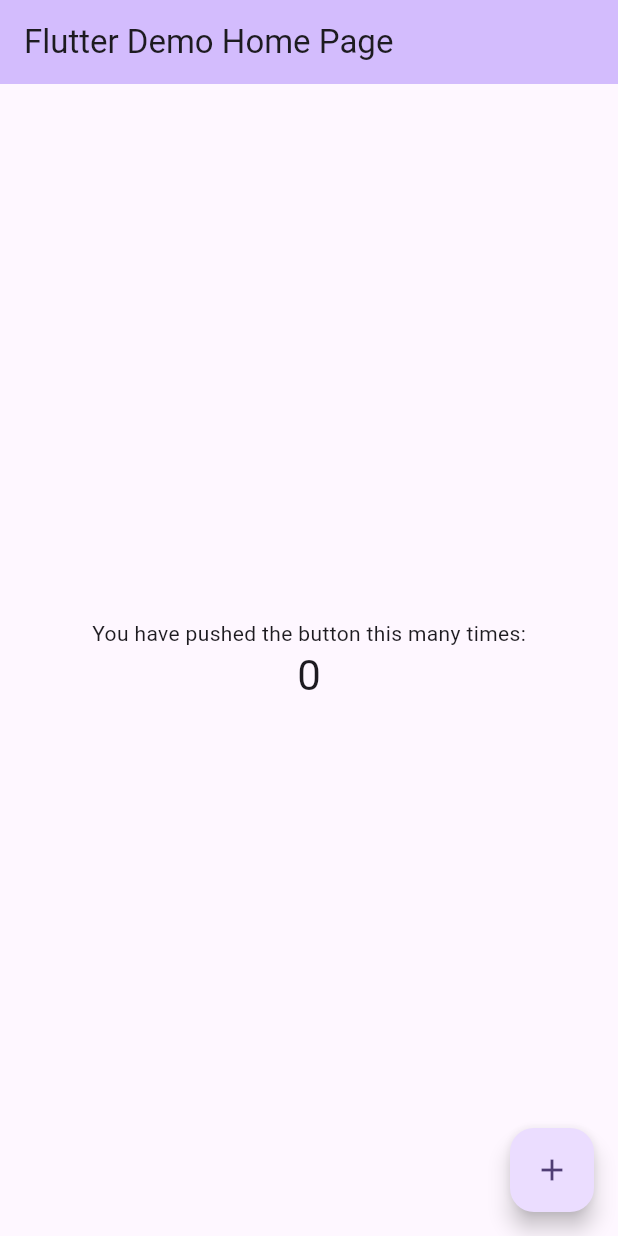
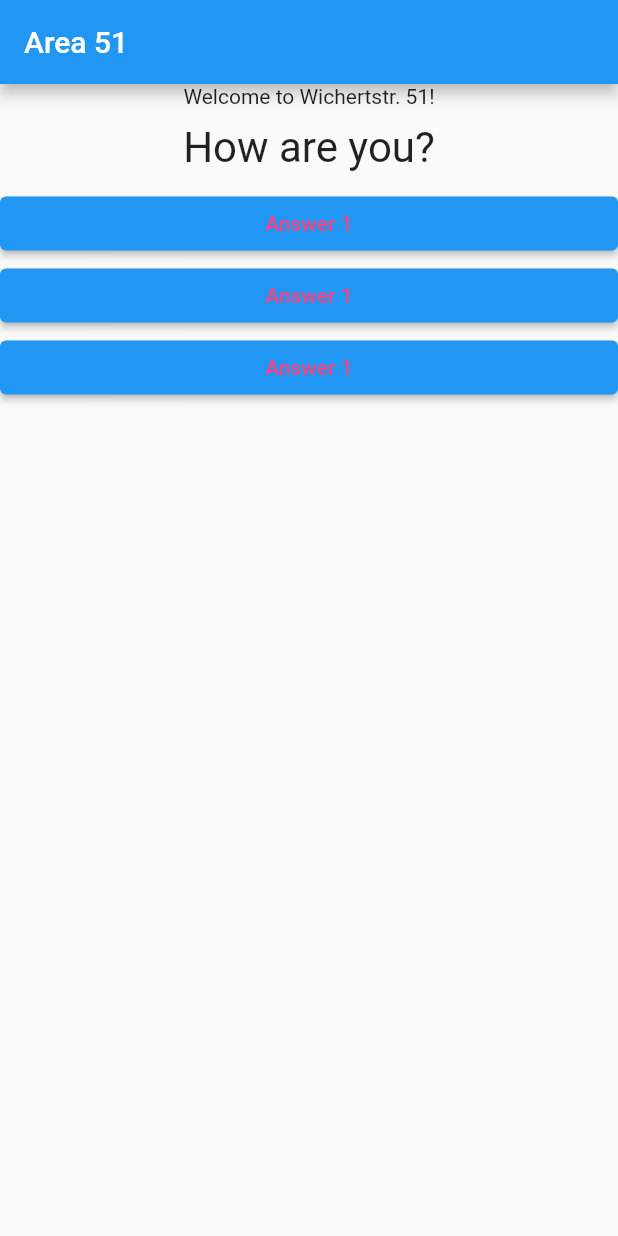
Before and after one commit to grainnemcknight/area_51, a Flutter app: the screen it shows after launch, on a phone screen of 412 x 824 dp. Run offline on Flutter 3.47's test engine with Material 2 defaults, Android fonts, the phone set to English and light mode, and no system bars.

Commit message:
up-to 4.22

```diff
--- /dev/null
+++ b/lib/answer.dart
@@ -0,0 +1,22 @@
+import 'package:flutter/material.dart';
+
+class Answer extends StatelessWidget {
+  final VoidCallback selectHandler;
+
+  Answer(this.selectHandler);
+
+  @override
+  Widget build(BuildContext context) {
+    return Container(
+        width: double.infinity,
+        child: ElevatedButton(
+          style: ButtonStyle(
+              foregroundColor: MaterialStateProperty.all<Color>(Colors.blue)),
+          child: Text("Answer 1",
+              style: TextStyle(
+                color: Colors.pinkAccent,
+              )),
+          onPressed: selectHandler,
+        ));
+  }
+}
--- a/lib/main.dart
+++ b/lib/main.dart
@@ -1,125 +1,47 @@
 import 'package:flutter/material.dart';
 
-void main() {
-  runApp(const MyApp());
-}
+import 'package:area_51/question.dart';
+import 'package:area_51/answer.dart';
 
-class MyApp extends StatelessWidget {
-  const MyApp({super.key});
+// void main() {
+//   runApp(App());
+// }
+void main() => runApp(App());
 
-  // This widget is the root of your application.
+class App extends StatefulWidget {
   @override
-  Widget build(BuildContext context) {
-    return MaterialApp(
-      title: 'Flutter Demo',
-      theme: ThemeData(
-        // This is the theme of your application.
-        //
-        // TRY THIS: Try running your application with "flutter run". You'll see
-        // the application has a blue toolbar. Then, without quitting the app,
-        // try changing the seedColor in the colorScheme below to Colors.green
-        // and then invoke "hot reload" (save your changes or press the "hot
-        // reload" button in a Flutter-supported IDE, or press "r" if you used
-        // the command line to start the app).
-        //
-        // Notice that the counter didn't reset back to zero; the application
-        // state is not lost during the reload. To reset the state, use hot
-        // restart instead.
-        //
-        // This works for code too, not just values: Most code changes can be
-        // tested with just a hot reload.
-        colorScheme: ColorScheme.fromSeed(seedColor: Colors.deepPurple),
-        useMaterial3: true,
-      ),
-      home: const MyHomePage(title: 'Flutter Demo Home Page'),
-    );
+  State<StatefulWidget> createState() {
+    return _AppState();
   }
 }
 
-class MyHomePage extends StatefulWidget {
-  const MyHomePage({super.key, required this.title});
-
-  // This widget is the home page of your application. It is stateful, meaning
-  // that it has a State object (defined below) that contains fields that affect
-  // how it looks.
-
-  // This class is the configuration for the state. It holds the values (in this
-  // case the title) provided by the parent (in this case the App widget) and
-  // used by the build method of the State. Fields in a Widget subclass are
-  // always marked "final".
-
-  final String title;
-
-  @override
-  State<MyHomePage> createState() => _MyHomePageState();
-}
-
-class _MyHomePageState extends State<MyHomePage> {
-  int _counter = 0;
-
-  void _incrementCounter() {
+class _AppState extends State<App> {
+  var _questionIndex = 0;
+  void _answerQuestion() {
     setState(() {
-      // This call to setState tells the Flutter framework that something has
-      // changed in this State, which causes it to rerun the build method below
-      // so that the display can reflect the updated values. If we changed
-      // _counter without calling setState(), then the build method would not be
-      // called again, and so nothing would appear to happen.
-      _counter++;
+      _questionIndex = _questionIndex + 1;
     });
+    print("Glad to hear!");
   }
 
   @override
   Widget build(BuildContext context) {
-    // This method is rerun every time setState is called, for instance as done
-    // by the _incrementCounter method above.
-    //
-    // The Flutter framework has been optimized to make rerunning build methods
-    // fast, so that you can just rebuild anything that needs updating rather
-    // than having to individually change instances of widgets.
-    return Scaffold(
-      appBar: AppBar(
-        // TRY THIS: Try changing the color here to a specific color (to
-        // Colors.amber, perhaps?) and trigger a hot reload to see the AppBar
-        // change color while the other colors stay the same.
-        backgroundColor: Theme.of(context).colorScheme.inversePrimary,
-        // Here we take the value from the MyHomePage object that was created by
-        // the App.build method, and use it to set our appbar title.
-        title: Text(widget.title),
-      ),
-      body: Center(
-        // Center is a layout widget. It takes a single child and positions it
-        // in the middle of the parent.
-        child: Column(
-          // Column is also a layout widget. It takes a list of children and
-          // arranges them vertically. By default, it sizes itself to fit its
-          // children horizontally, and tries to be as tall as its parent.
-          //
-          // Column has various properties to control how it sizes itself and
-          // how it positions its children. Here we use mainAxisAlignment to
-          // center the children vertically; the main axis here is the vertical
-          // axis because Columns are vertical (the cross axis would be
-          // horizontal).
-          //
-          // TRY THIS: Invoke "debug painting" (choose the "Toggle Debug Paint"
-          // action in the IDE, or press "p" in the console), to see the
-          // wireframe for each widget.
-          mainAxisAlignment: MainAxisAlignment.center,
-          children: <Widget>[
-            const Text(
-              'You have pushed the button this many times:',
+    var questions = [
+      "How are you?",
+      "Have you visited Area 51 before?",
+      "Do you want coffee?"
+    ];
+    return MaterialApp(
+        home: Scaffold(
+            appBar: AppBar(
+              title: Text('Area 51'),
             ),
-            Text(
-              '$_counter',
-              style: Theme.of(context).textTheme.headlineMedium,
-            ),
-          ],
-        ),
-      ),
-      floatingActionButton: FloatingActionButton(
-        onPressed: _incrementCounter,
-        tooltip: 'Increment',
-        child: const Icon(Icons.add),
-      ), // This trailing comma makes auto-formatting nicer for build methods.
-    );
+            body: Column(children: [
+              Text("Welcome to Wichertstr. 51!"),
+              Question(questions[_questionIndex]),
+              Answer(_answerQuestion),
+              Answer(_answerQuestion),
+              Answer(_answerQuestion),
+            ])));
   }
 }
--- /dev/null
+++ b/lib/question.dart
@@ -0,0 +1,19 @@
+import 'package:flutter/material.dart';
+
+class Question extends StatelessWidget {
+  final String questionText;
+
+  Question(this.questionText);
+
+  @override
+  Widget build(BuildContext context) {
+    return Container(
+      width: double.infinity,
+      margin: EdgeInsets.all(10),
+      child: Text(
+      questionText,
+      style: TextStyle(fontSize: 28),
+      textAlign: TextAlign.center,
+    ));
+  }
+}
```
Also changed, not shown: 1 other file.
